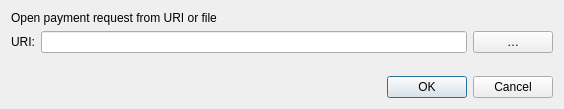
Old version of the form src/qt/forms/openuridialog.ui in the repository VaporumCoin/VaporumOcean-0.7.2.
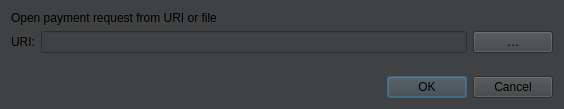
New version of the form. Custom widgets are drawn as their Qt base class.

```diff
--- a/src/qt/forms/openuridialog.ui
+++ b/src/qt/forms/openuridialog.ui
@@ -13,6 +13,9 @@
   <property name="windowTitle">
    <string>Open URI</string>
   </property>
+  <property name="styleSheet">
+   <string notr="true">background-color: rgb(64, 65, 66);</string>
+  </property>
   <layout class="QVBoxLayout" name="verticalLayout">
    <item>
     <widget class="QLabel" name="label_2">
```
